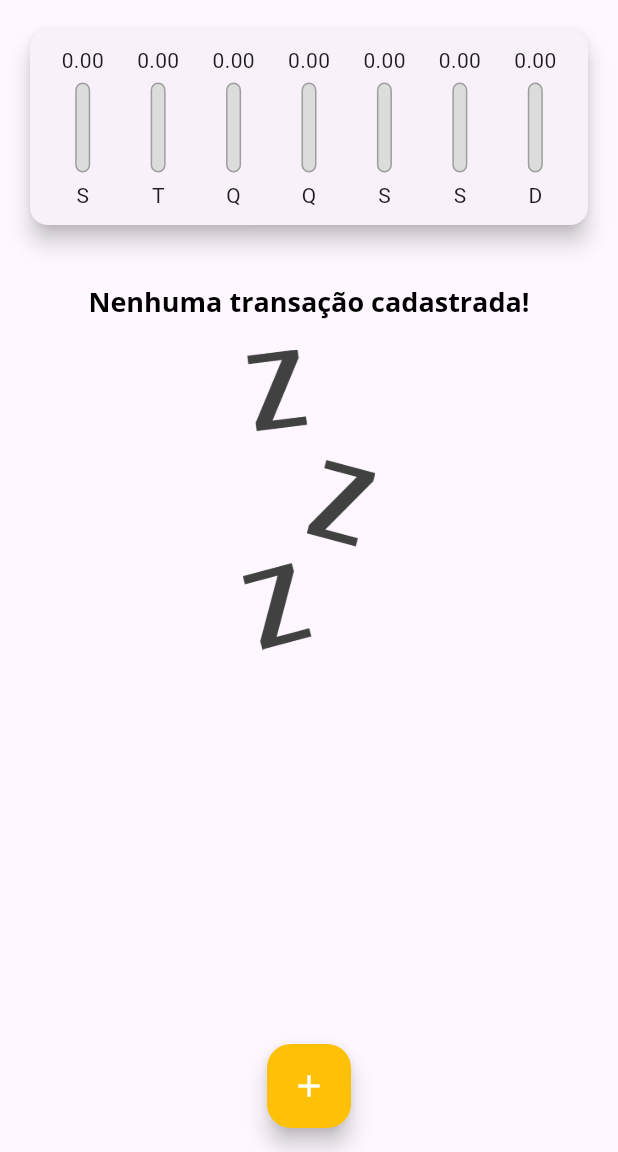
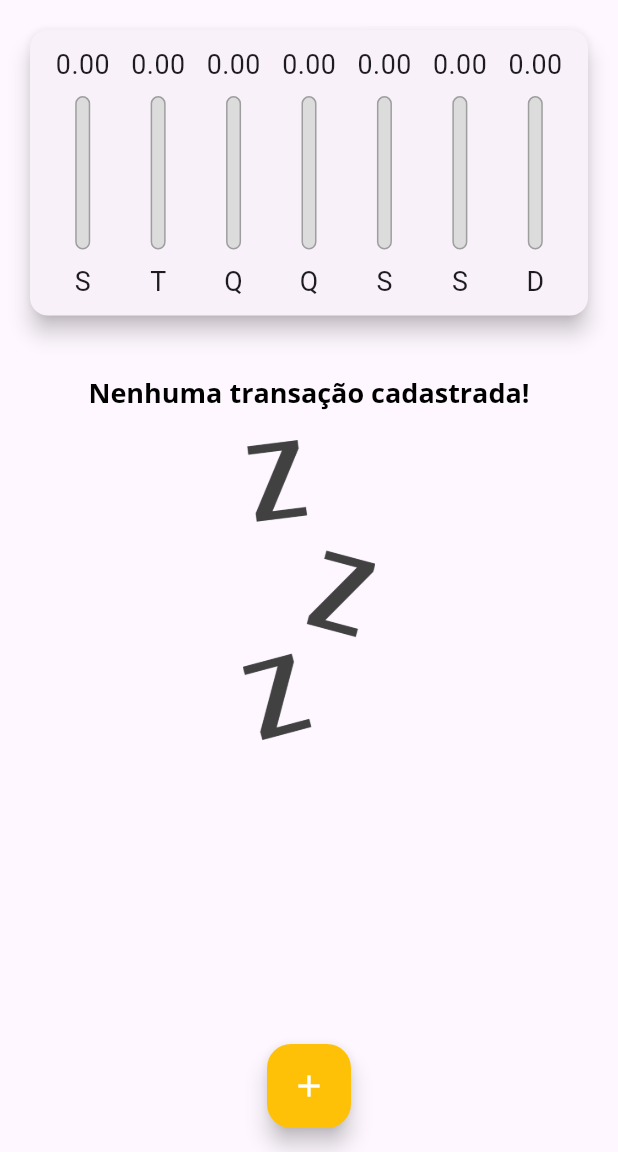
Before and after one commit to tarcisiomesquita/expenses_app, a Flutter app: the screen it shows after launch, on a phone screen of 412 x 824 dp, the part 84-1236 px from its top. Run offline on Flutter 3.47's test engine with Material 3 defaults, Android fonts, the phone set to English and light mode, and no system bars.

Commit message:
adicionando responsivididade aos widgets com MediaQuery e LayoutBuilder

```diff
--- a/lib/components/chart.dart
+++ b/lib/components/chart.dart
@@ -39,9 +39,11 @@ class Chart extends StatelessWidget {
 
   @override
   Widget build(BuildContext context) {
-    groupedTransactions;
-
-    return Card(
+    return SizedBox(
+      height: (MediaQuery.of(context).size.height -
+              Scaffold.of(context).appBarMaxHeight!) *
+          0.3,
+      child: Card(
         elevation: 6,
         margin: const EdgeInsets.all(20),
         child: Padding(
@@ -63,6 +65,7 @@ class Chart extends StatelessWidget {
                 },
               ).toList()),
         ),
+      ),
     );
   }
 }
--- a/lib/components/chart_bar.dart
+++ b/lib/components/chart_bar.dart
@@ -13,17 +13,18 @@ class ChartBar extends StatelessWidget {
 
   @override
   Widget build(BuildContext context) {
+    return LayoutBuilder(builder: (context, constraints) {
       return Column(
         children: [
           SizedBox(
-          height: 20,
+            height: constraints.maxHeight * 0.15,
             child: FittedBox(
               child: Text(value.toStringAsFixed(2)),
             ),
           ),
-        const SizedBox(height: 5),
+          SizedBox(height: constraints.maxHeight * 0.05),
           SizedBox(
-          height: 60,
+            height: constraints.maxHeight * 0.6,
             width: 10,
             child: Stack(
               alignment: Alignment.bottomCenter,
@@ -49,9 +50,12 @@ class ChartBar extends StatelessWidget {
               ],
             ),
           ),
-        const SizedBox(height: 5),
-        Text(label),
+          SizedBox(height: constraints.maxHeight * 0.05),
+          SizedBox(
+              height: constraints.maxHeight * 0.15,
+              child: FittedBox(child: Text(label))),
         ],
       );
+    });
   }
 }
--- a/lib/components/transaction_list.dart
+++ b/lib/components/transaction_list.dart
@@ -15,7 +15,9 @@ class TransactionList extends StatelessWidget {
   @override
   Widget build(BuildContext context) {
     return SizedBox(
-      height: 520,
+      height: (MediaQuery.of(context).size.height -
+              Scaffold.of(context).appBarMaxHeight!) *
+          0.7,
       child: transactions.isEmpty
           ? Column(
               children: [
@@ -60,7 +62,10 @@ class TransactionList extends StatelessWidget {
                       ),
                       subtitle: Text(formatDate(tr.date)),
                       trailing: IconButton(
-                        icon: const Icon(Icons.delete),
+                        icon: const Icon(
+                          Icons.delete,
+                          // color: Theme.of(context).colorScheme.error,
+                        ),
                         onPressed: () {
                           onRemove(tr.id);
                         },
--- a/lib/main.dart
+++ b/lib/main.dart
@@ -5,6 +5,7 @@ import 'package:expenses_app/components/transaction_list.dart';
 import 'package:expenses_app/styles/app_themes.dart';
 import 'package:expenses_app/models/transaction.dart';
 import 'package:flutter/material.dart';
+import 'package:flutter/services.dart';
 import 'package:flutter_localizations/flutter_localizations.dart';
 import 'package:intl/date_symbol_data_local.dart';
 import 'package:intl/intl.dart';
@@ -90,7 +91,11 @@ class _MyHomePageState extends State<MyHomePage> {
   Widget build(BuildContext context) {
     return Scaffold(
       appBar: AppBar(
-        title: const Text('Despesas Pessoais'),
+        title: Text(
+          'Despesas Pessoais',
+          style:
+              TextStyle(fontSize: MediaQuery.textScalerOf(context).scale(20)),
+        ),
         actions: [
           IconButton(
             onPressed: () {
```
Lines whose indentation alone changed are shown as unchanged.
